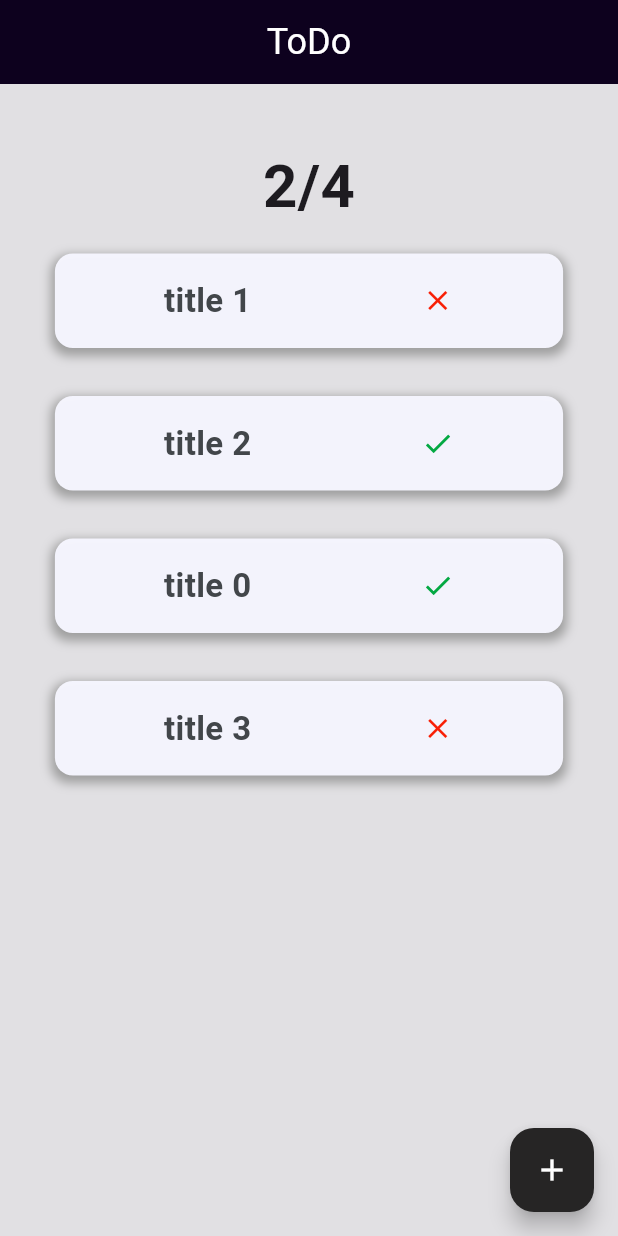
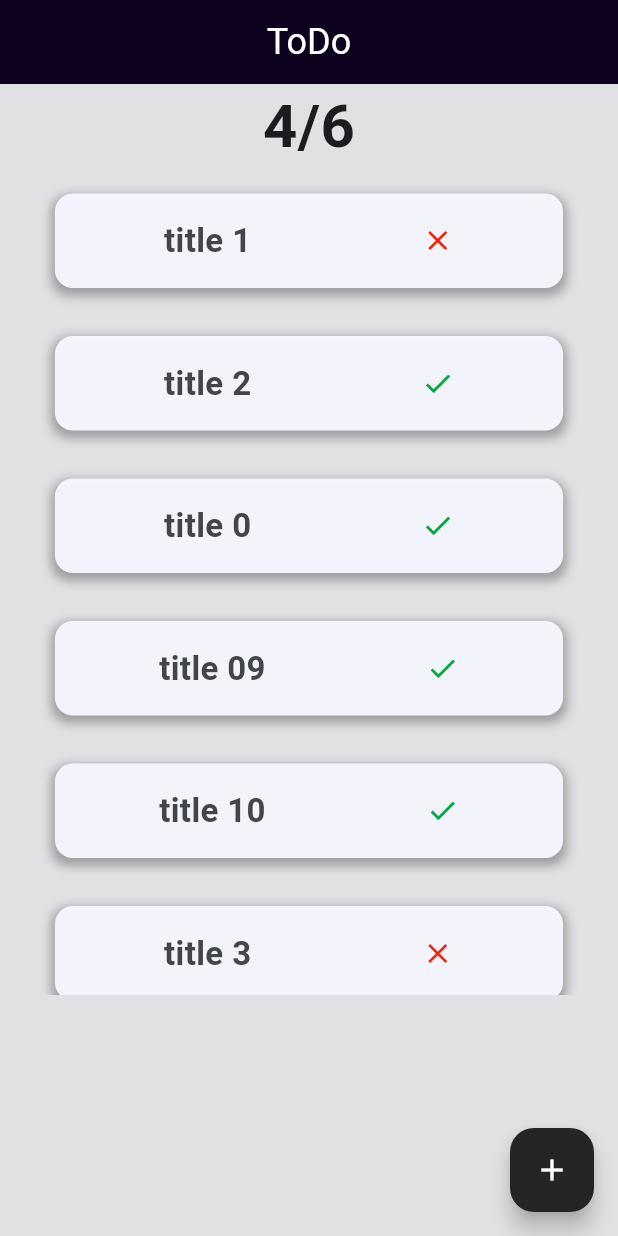
Before and after one commit to BNHDeveloper/todo-lists, a Flutter app: the screen it shows after launch, on a phone screen of 412 x 824 dp. Run offline on Flutter 3.47's test engine with Material 3 defaults, Android fonts, the phone set to English and light mode, and no system bars.

```diff
--- a/lib/main.dart
+++ b/lib/main.dart
@@ -7,11 +7,13 @@ void main() {
   runApp(const MyApp());
 }
 
-// 3 00 50 AM
+// [3,38,33]
 List allTasks = [
   Todo(title: "title 1", finished: false, onTap: () {}),
   Todo(title: "title 2", finished: true, onTap: () {}),
   Todo(title: "title 0", finished: true, onTap: () {}),
+  Todo(title: "title 09", finished: true, onTap: () {}),
+  Todo(title: "title 10", finished: true, onTap: () {}),
   Todo(title: "title 3", finished: false, onTap: () {}),
 ];
 
@@ -50,11 +52,11 @@ class _HomeScreenState extends State<HomeScreen> {
   Widget build(BuildContext context) {
     int calculateTask() {
       int tasks = 0;
-      allTasks.forEach((ele){
+      allTasks.forEach((ele) {
         if (ele.finished) {
           tasks++;
-        }}
-      );
+        }
+      });
       return tasks;
     }
 
@@ -115,13 +117,21 @@ class _HomeScreenState extends State<HomeScreen> {
           widthFactor: 0.9,
           child: Column(
             children: [
-              SizedBox(height: 40),
-              Counter(complited :calculateTask(),tasks: allTasks.length),
-              ...allTasks.map(
-                (todo) => TodoCard(
-                  title: todo.title,
-                  isCompleted: todo.finished,
-                  onTap: todo.onTap,
+              Counter(
+                tasks: allTasks.length,
+                complited: calculateTask(),
+              ),
+              SizedBox(
+                height: 550,
+                child: ListView.builder(
+                  itemCount: allTasks.length,
+                  itemBuilder: (BuildContext context, int index) {
+                    return TodoCard(
+                      title: allTasks[index].title,
+                      isCompleted: allTasks[index].finished,
+                      onTap: () {},
+                    );
+                  },
                 ),
               ),
             ],
```
